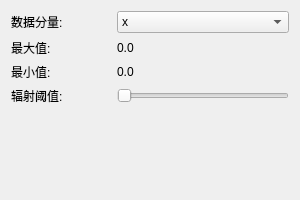
Above: src/ui/SceneViewerSettings.ui from Cowenzuo/SensorViz3D before the change. Below: the same form after it.
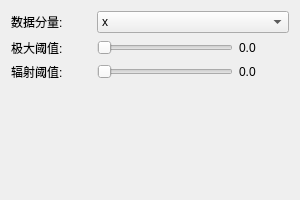
That is the form after the change.

Commit message: 添加渲染视图设置窗口部件类

What changed in the file:
```diff
--- a/src/ui/SceneViewerSettings.ui
+++ b/src/ui/SceneViewerSettings.ui
@@ -35,13 +35,13 @@
       <widget class="QLabel" name="label_2">
        <property name="minimumSize">
         <size>
-         <width>100</width>
+         <width>80</width>
          <height>0</height>
         </size>
        </property>
        <property name="maximumSize">
         <size>
-         <width>100</width>
+         <width>80</width>
          <height>16777215</height>
         </size>
        </property>
@@ -80,53 +80,36 @@
       <widget class="QLabel" name="label_3">
        <property name="minimumSize">
         <size>
-         <width>100</width>
+         <width>80</width>
          <height>0</height>
         </size>
        </property>
        <property name="maximumSize">
         <size>
-         <width>100</width>
+         <width>80</width>
          <height>16777215</height>
         </size>
        </property>
        <property name="text">
-        <string>最大值:</string>
+        <string>极大阈值:</string>
        </property>
       </widget>
      </item>
      <item>
-      <widget class="QLabel" name="labelMaxValue">
-       <property name="text">
-        <string>0.0</string>
+      <widget class="QSlider" name="hSliderMaxThreshold">
+       <property name="orientation">
+        <enum>Qt::Horizontal</enum>
        </property>
       </widget>
      </item>
-    </layout>
-   </item>
-   <item>
-    <layout class="QHBoxLayout" name="horizontalLayout_3">
      <item>
-      <widget class="QLabel" name="label_6">
+      <widget class="QLabel" name="labelMaxThreshold">
        <property name="minimumSize">
         <size>
-         <width>100</width>
+         <width>50</width>
          <height>0</height>
         </size>
        </property>
-       <property name="maximumSize">
-        <size>
-         <width>100</width>
-         <height>16777215</height>
-        </size>
-       </property>
-       <property name="text">
-        <string>最小值:</string>
-       </property>
-      </widget>
-     </item>
-     <item>
-      <widget class="QLabel" name="labelMinValue">
        <property name="text">
         <string>0.0</string>
        </property>
@@ -140,13 +123,13 @@
       <widget class="QLabel" name="label">
        <property name="minimumSize">
         <size>
-         <width>100</width>
+         <width>80</width>
          <height>0</height>
         </size>
        </property>
        <property name="maximumSize">
         <size>
-         <width>100</width>
+         <width>80</width>
          <height>16777215</height>
         </size>
        </property>
@@ -162,6 +145,19 @@
        </property>
       </widget>
      </item>
+     <item>
+      <widget class="QLabel" name="labelRadiationThreshold">
+       <property name="minimumSize">
+        <size>
+         <width>50</width>
+         <height>0</height>
+        </size>
+       </property>
+       <property name="text">
+        <string>0.0</string>
+       </property>
+      </widget>
+     </item>
     </layout>
    </item>
    <item>
```
Left out of the diff: 2 changed lines with no effect on the pictures. The commit also changes 2 other files.
